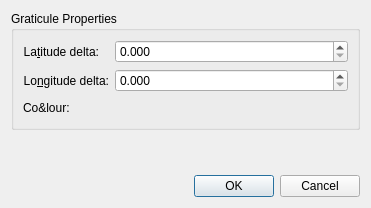
Qt form src/qt-widgets/ConfigureGraticulesDialogUi.ui (GPlates/GPlates) before a commit.
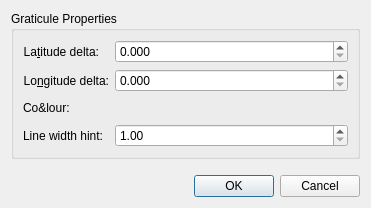
The same form after that commit. Icons and pictures are not drawn.

Commit message: (trunk) Can adjust line width in Graticule settings.

Diff of the .ui file:
```diff
--- a/src/qt-widgets/ConfigureGraticulesDialogUi.ui
+++ b/src/qt-widgets/ConfigureGraticulesDialogUi.ui
@@ -114,6 +114,32 @@
         </layout>
        </widget>
       </item>
+      <item row="7" column="1">
+       <widget class="QDoubleSpinBox" name="line_width_hint_spinbox">
+        <property name="decimals">
+         <number>2</number>
+        </property>
+        <property name="minimum">
+         <double>1.000000000000000</double>
+        </property>
+        <property name="maximum">
+         <double>20.000000000000000</double>
+        </property>
+        <property name="singleStep">
+         <double>0.200000000000000</double>
+        </property>
+       </widget>
+      </item>
+      <item row="7" column="0">
+       <widget class="QLabel" name="line_width_hint_label">
+        <property name="text">
+         <string>Line width hint:</string>
+        </property>
+        <property name="alignment">
+         <set>Qt::AlignRight|Qt::AlignTrailing|Qt::AlignVCenter</set>
+        </property>
+       </widget>
+      </item>
      </layout>
     </widget>
    </item>
```
Left out of the diff: 8 changed lines with no effect on the pictures. The commit also changes 4 other files.
